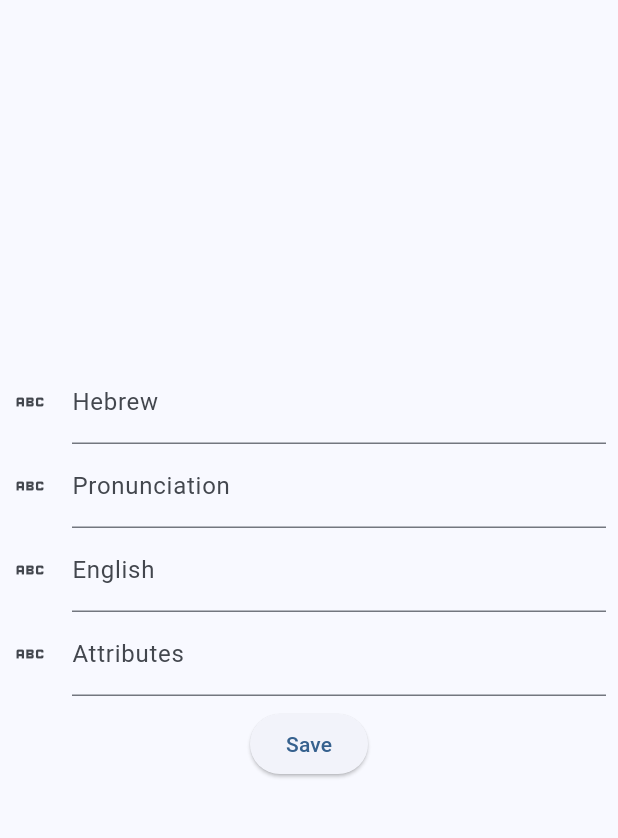
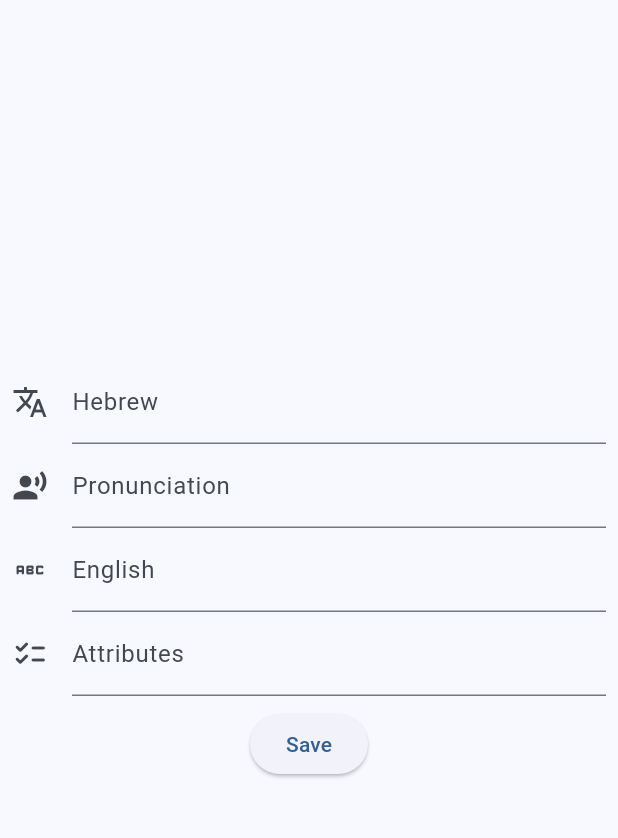
Before and after one commit to koorzenb/flashcard, a Flutter app: the UpdateScreen screen opened directly, on a phone screen of 412 x 824 dp, the part 84-922 px from its top. Run offline on Flutter 3.47's test engine with Material 2 defaults, Android fonts, the phone set to English and light mode, and no system bars; our stand-ins replace get, get_storage; accounts and stored records are empty.

Commit message:
Changes icons on UpdateScreen

```diff
--- a/lib/screens/update_screen.dart
+++ b/lib/screens/update_screen.dart
@@ -41,7 +41,7 @@ class _UpdateScreenState extends State<UpdateScreen> {
                   TextFormField(
                     controller: _hebrewTextController,
                     decoration: const InputDecoration(
-                      icon: Icon(Icons.abc),
+                      icon: Icon(Icons.translate),
                       hintText: 'What is the Hebrew word?',
                       labelText: 'Hebrew',
                     ),
@@ -54,7 +54,7 @@ class _UpdateScreenState extends State<UpdateScreen> {
                   TextFormField(
                     controller: _pronunciationTextController,
                     decoration: const InputDecoration(
-                      icon: Icon(Icons.abc),
+                      icon: Icon(Icons.record_voice_over),
                       hintText: 'How would this word be pronounced phonetically?',
                       labelText: 'Pronunciation',
                     ),
@@ -67,7 +67,7 @@ class _UpdateScreenState extends State<UpdateScreen> {
                   TextFormField(
                     controller: _translationTextController,
                     decoration: const InputDecoration(
-                      icon: Icon(Icons.abc),
+                      icon: Icon(Icons.abc_rounded),
                       hintText: 'What does this word translate to in English?',
                       labelText: 'English',
                     ),
@@ -80,7 +80,7 @@ class _UpdateScreenState extends State<UpdateScreen> {
                   TextFormField(
                     controller: _attributesTextController,
                     decoration: const InputDecoration(
-                      icon: Icon(Icons.abc),
+                      icon: Icon(Icons.checklist_rounded),
                       hintText: 'What type of word is this? (hint: gender, grammatical type, etc.)',
                       labelText: 'Attributes',
                     ),
```
